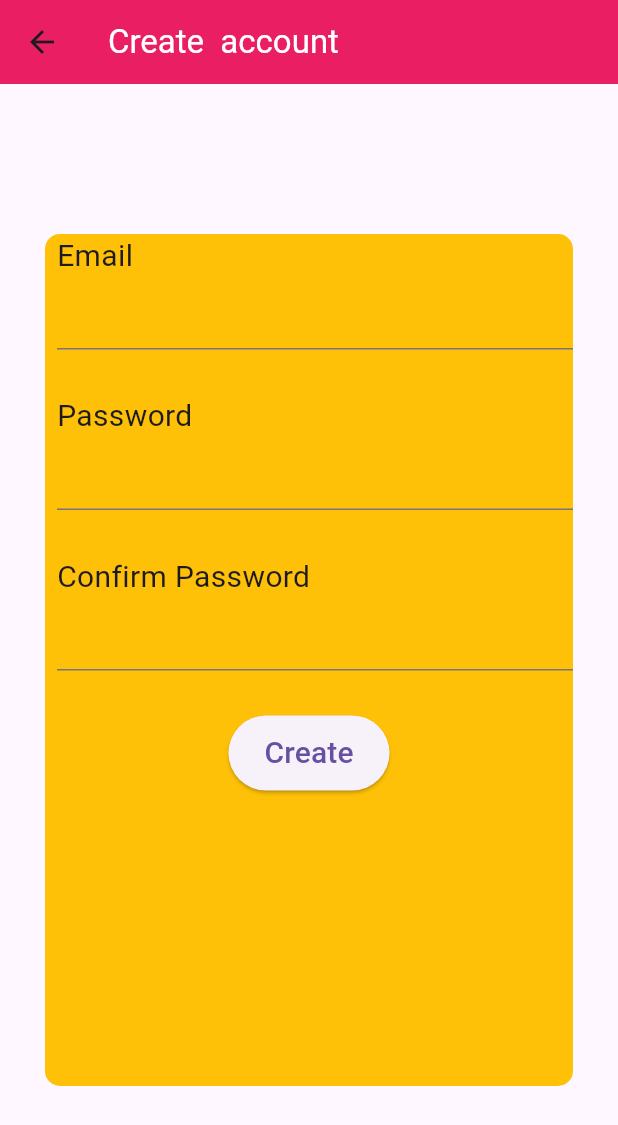
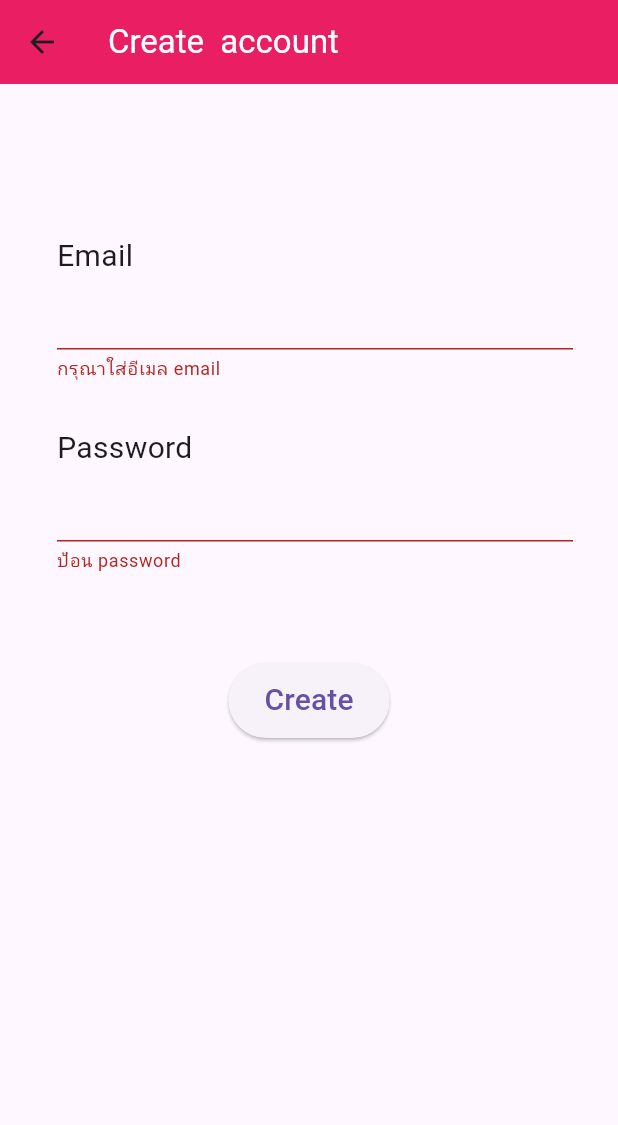
Before and after one commit to golfsomphot/flutterApp, a Flutter app: the RegisterScreen screen opened directly, after a tap on "Create", on a phone screen of 412 x 824 dp. Shown: the top 1125 px of the screen. Run offline on Flutter 3.47's test engine with Material 3 defaults, Android fonts, the phone set to English and light mode, and no system bars; our stand-ins replace font_awesome_flutter, form_field_validator.

Commit message:
validator

```diff
--- a/lib/screen/register.dart
+++ b/lib/screen/register.dart
@@ -1,5 +1,8 @@
 import 'package:flutter/material.dart';
 import 'package:flutter/widgets.dart';
+import 'package:myapp/models/profile.dart';
+import 'package:myapp/screen/login.dart';
+import 'package:form_field_validator/form_field_validator.dart';
 
 class RegisterScreen extends StatefulWidget {
   const RegisterScreen({super.key});
@@ -9,6 +12,10 @@ class RegisterScreen extends StatefulWidget {
 }
 
 class _RegisterScreenState extends State<RegisterScreen> {
+  //  ตัวแปลเช็ค ฟอร์ม
+  final formkey = GlobalKey<FormState>();
+
+  Profile profile = Profile(email: '', password: '');
   @override
   Widget build(BuildContext context) {
     return Scaffold(
@@ -22,21 +29,20 @@ class _RegisterScreenState extends State<RegisterScreen> {
       body: Padding(
         padding: const EdgeInsets.fromLTRB(30, 100, 30, 100),
         child: Container(
-          // Add decoration property for rounded corners
           decoration: BoxDecoration(
-            color: Colors.amber,
             borderRadius: BorderRadius.all(
                 Radius.circular(10.0)), // Adjust radius as needed
           ),
           height: 600,
           child: Form(
+              key: formkey,
               child: SingleChildScrollView(
                 child: Column(
                   children: [
-                Align(
+                    const Align(
                       alignment: Alignment.centerLeft,
                       child: Padding(
-                    padding: const EdgeInsets.only(left: 8.0),
+                        padding: EdgeInsets.only(left: 8.0),
                         child: Text(
                           "Email",
                           style: TextStyle(fontSize: 20),
@@ -44,17 +50,23 @@ class _RegisterScreenState extends State<RegisterScreen> {
                       ),
                     ),
                     Padding(
-                  padding: const EdgeInsets.only(left: 8.0),
+                      padding: EdgeInsets.only(left: 8.0),
                       child: TextFormField(
-                      keyboardType: TextInputType.emailAddress),
+                        validator: MultiValidator([
+                          EmailValidator(errorText: 'email ไม่ถูกต้อง'),
+                          RequiredValidator(errorText: 'กรุณาใส่อีเมล email')
+                        ]),
+                        keyboardType: TextInputType.emailAddress,
+                        onSaved: (mail) => {profile.email = mail!},
                       ),
-                SizedBox(
+                    ),
+                    const SizedBox(
                       height: 30,
                     ),
-                Align(
+                    const Align(
                       alignment: Alignment.centerLeft,
                       child: Padding(
-                    padding: const EdgeInsets.only(left: 8.0),
+                        padding: EdgeInsets.only(left: 8.0),
                         child: Text(
                           "Password",
                           style: TextStyle(fontSize: 20),
@@ -67,39 +79,41 @@ class _RegisterScreenState extends State<RegisterScreen> {
                         obscureText: true,
                         enableSuggestions: false,
                         autocorrect: false,
-                      keyboardType: TextInputType.number),
-                ),
-                SizedBox(
-                  height: 30,
-                ),
-                Align(
-                  alignment: Alignment.centerLeft,
-                  child: Padding(
-                    padding: const EdgeInsets.only(left: 8.0),
-                    child: Text(
-                      "Confirm Password",
-                      style: TextStyle(fontSize: 20),
+                        keyboardType: TextInputType.number,
+                        validator:
+                            RequiredValidator(errorText: 'ป้อน password'),
+                        onSaved: (password) => {profile.password = password!},
                       ),
                     ),
-                ),
-                Padding(
-                  padding: const EdgeInsets.only(left: 8.0),
-                  child: TextFormField(
-                      obscureText: true,
-                      enableSuggestions: false,
-                      autocorrect: false,
-                      keyboardType: TextInputType.number),
+                    const SizedBox(
+                      height: 30,
                     ),
                     Padding(
                       padding: const EdgeInsets.only(top: 30),
                       child: SizedBox(
                         height: 50,
                         child: ElevatedButton(
-                      child: Text(
+                          child: const Text(
                             'Create',
                             style: TextStyle(fontSize: 20),
                           ),
-                      onPressed: () {},
+                          onPressed: () {
+                            //  varidate form
+                            if (formkey.currentState!.validate()) {
+                              formkey.currentState?.save();
+                              // print('profile = ${profile.email}');
+                              // print('profile = ${profile.password}');
+                              // clear ค่าใน form field
+                              formkey.currentState?.reset();
+
+                              Navigator.pop(
+                                context,
+                                MaterialPageRoute(
+                                    builder: (context) => LoginScreen()),
+                              );
+                            }
+                            // เรียก ใช้งาน on save
+                          },
                         ),
                       ),
                     ),
--- a/pubspec.yaml
+++ b/pubspec.yaml
@@ -60,6 +60,7 @@ dev_dependencies:
   # rules and activating additional ones.
   flutter_lints: ^2.0.0
   flutter_launcher_icons: "^0.13.1"
+  form_field_validator: ^1.1.0
 
 flutter_icons:
   ios: true
```
Also changed, not shown: lib/models/profile.dart (line endings or trailing spaces), pubspec.lock. Lines whose indentation alone changed are shown as unchanged.
